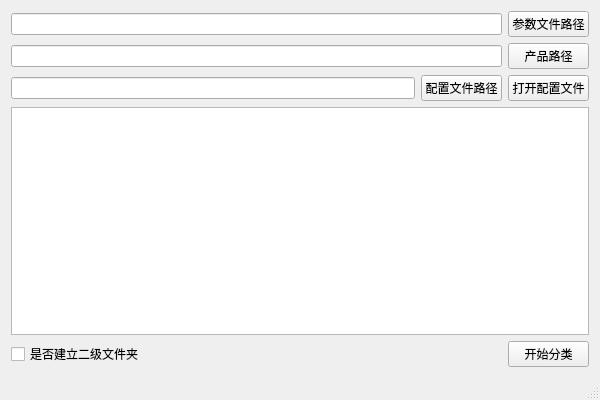
First picture: the form in 2016-0229 FileClassify文件分类/FileClassify/fileclassify.ui, repository HannH/FileClassify, before the edit.
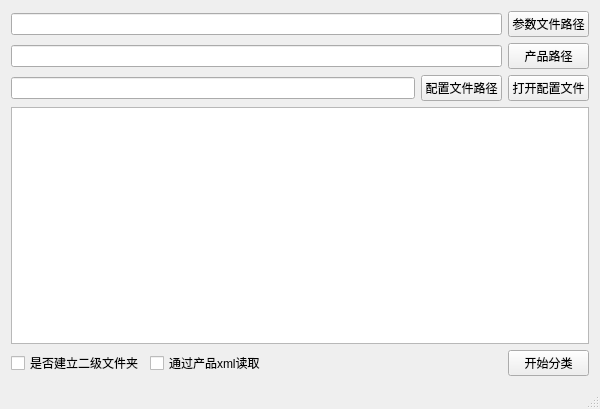
Second picture: the form after the edit.

```diff
--- a/2016-0229 FileClassify文件分类/FileClassify/fileclassify.ui
+++ b/2016-0229 FileClassify文件分类/FileClassify/fileclassify.ui
@@ -7,7 +7,7 @@
     <x>0</x>
     <y>0</y>
     <width>600</width>
-    <height>400</height>
+    <height>409</height>
    </rect>
   </property>
   <property name="windowTitle">
@@ -60,6 +60,9 @@
         <verstretch>20</verstretch>
        </sizepolicy>
       </property>
+      <property name="readOnly">
+       <bool>true</bool>
+      </property>
      </widget>
     </item>
     <item row="7" column="0">
@@ -83,6 +86,13 @@
       </property>
      </widget>
     </item>
+    <item row="7" column="1" colspan="2">
+     <widget class="QCheckBox" name="checkBox_2">
+      <property name="text">
+       <string>通过产品xml读取</string>
+      </property>
+     </widget>
+    </item>
    </layout>
   </widget>
   <widget class="QStatusBar" name="statusBar"/>
```
Left out of the diff: 32 changed lines with no effect on the pictures.
